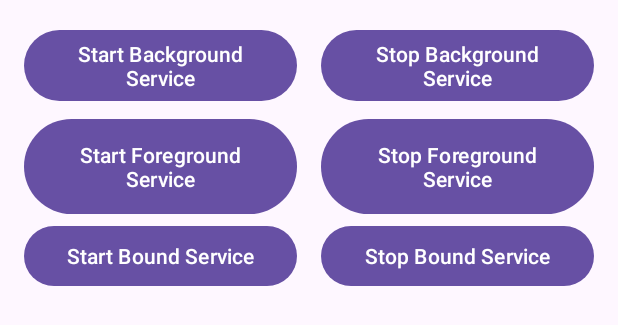
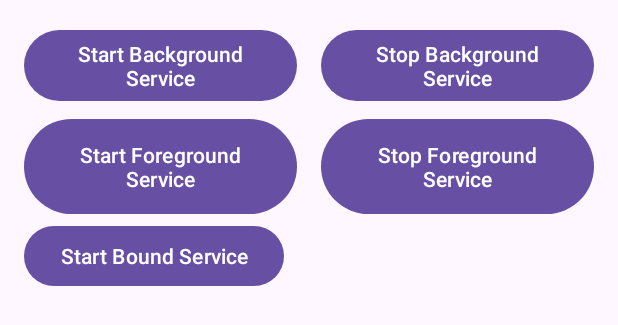
Before and after one commit to IMadeAgus/Belajar-Background-Service-Android, an Android app: the layout activity_main.xml on its own in the app's theme, with its tools: preview values and no code run, on a phone screen of 412 x 824 dp. Shown: the top 325 px of the screen. Run offline under Robolectric (Android 15) with nearby library versions, the phone set to English and light mode, and no system bars.

Commit message:
test
Test

```diff
--- a/app/src/main/res/layout/activity_main.xml
+++ b/app/src/main/res/layout/activity_main.xml
@@ -72,25 +72,4 @@
         app:layout_constraintStart_toStartOf="parent"
         app:layout_constraintTop_toBottomOf="@+id/btn_start_foreground_service" />
 
-    <Button
-        android:id="@+id/btn_stop_bound_service"
-        android:layout_width="0dp"
-        android:layout_height="wrap_content"
-        android:layout_marginStart="8dp"
-        android:layout_marginEnd="16dp"
-        android:text="@string/stop_bound_service"
-        app:layout_constraintBottom_toBottomOf="@+id/btn_start_bound_service"
-        app:layout_constraintEnd_toEndOf="parent"
-        app:layout_constraintHorizontal_bias="0.5"
-        app:layout_constraintStart_toEndOf="@+id/btn_start_bound_service"
-        app:layout_constraintTop_toTopOf="@+id/btn_start_bound_service" />
-
-    <TextView
-        android:id="@+id/tv_bound_service_number"
-        android:layout_width="wrap_content"
-        android:layout_height="wrap_content"
-        android:layout_marginTop="12dp"
-        app:layout_constraintEnd_toEndOf="parent"
-        app:layout_constraintStart_toStartOf="parent"
-        app:layout_constraintTop_toBottomOf="@+id/btn_stop_bound_service" />
 </androidx.constraintlayout.widget.ConstraintLayout>
```
